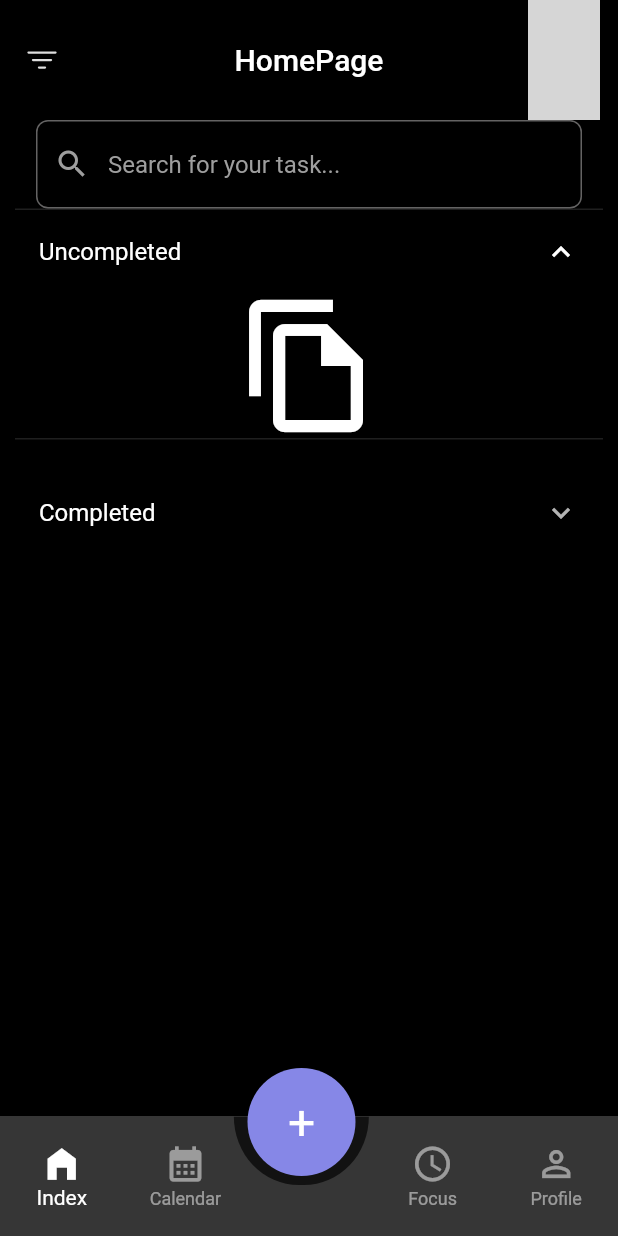
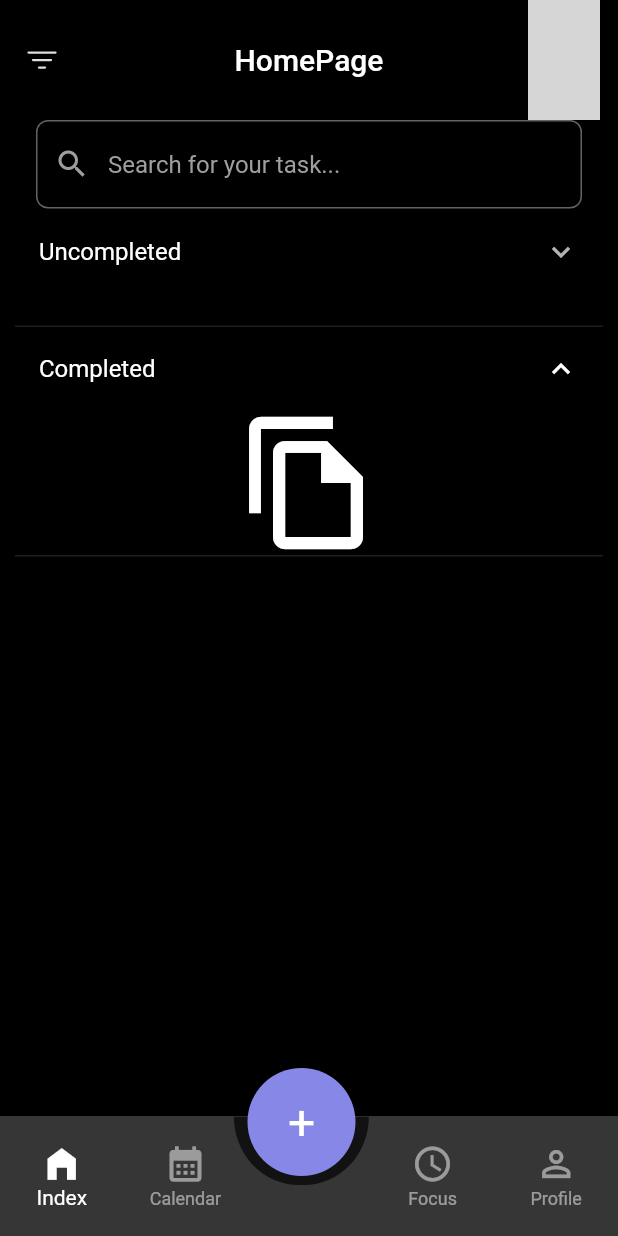
Before and after one commit to Abdumutalibovo/todo_app, a Flutter app: the screen it shows after launch, after a tap on "Uncompleted", on a phone screen of 412 x 824 dp. Run offline on Flutter 3.47's test engine with Material 2 defaults, Android fonts, the phone set to English and light mode, and no system bars; our stand-ins replace easy_localization, flutter_svg, shared_preferences, shimmer, sqflite; accounts and stored records are empty; network calls fail; grey boxes are pictures that could not be loaded.

Commit message:
add shimmer

```diff
--- a/lib/database/local_database.dart
+++ b/lib/database/local_database.dart
@@ -131,6 +131,7 @@ class LocalDatabase {
       );
 
       var list = listOfTodos.map((e) => TodoModel.fromJson(e)).toList();
+      await Future.delayed(Duration(seconds: 4));
       return list;
     }
   }
--- a/lib/screens/home_page.dart
+++ b/lib/screens/home_page.dart
@@ -6,6 +6,7 @@ import '../database/local_database.dart';
 import '../models/todo_model.dart';
 import '../theme_provider.dart';
 import '../widgets/task_item.dart';
+import '../widgets/task_item_shimmer.dart';
 import '../widgets/update_task_widget.dart';
 
 class HomePage extends StatefulWidget {
@@ -88,6 +89,7 @@ class _HomePageState extends State<HomePage> {
 
   Widget todayTodos(isLight) {
     return ExpansionTile(
+      initiallyExpanded: true,
       iconColor: isLight?Colors.black:Colors.white,
       title: Text(
         'Uncompleted'.tr(),
@@ -148,7 +150,7 @@ class _HomePageState extends State<HomePage> {
                   child: Text(snapshot.error.toString()),
                 );
               }
-              return const Center(child: CircularProgressIndicator());
+              return const Center(child: TaskItemShimmer());
             },
           ),
         ),
@@ -158,6 +160,7 @@ class _HomePageState extends State<HomePage> {
 
   Widget completedTodos(isLight) {
     return ExpansionTile(
+      initiallyExpanded: true,
       iconColor: isLight?Colors.black:Colors.white,
       title: Text(
         'Completed'.tr(),
@@ -216,7 +219,7 @@ class _HomePageState extends State<HomePage> {
                 child: Text(snapshot.error.toString()),
               );
             }
-            return const Center(child: CircularProgressIndicator());
+            return TaskItemShimmer();
           },
         ),
       ],
--- /dev/null
+++ b/lib/widgets/task_item_shimmer.dart
@@ -0,0 +1,114 @@
+import 'package:flutter/material.dart';
+import 'package:shimmer/shimmer.dart';
+import '../utils/colors.dart';
+
+
+class TaskItemShimmer extends StatelessWidget {
+  const TaskItemShimmer({Key? key}) : super(key: key);
+
+  @override
+  Widget build(BuildContext context) {
+    return Container(
+      padding: EdgeInsets.all(20),
+      margin: EdgeInsets.all(20),
+      decoration: BoxDecoration(
+          color: MyColors.C_363636, borderRadius: BorderRadius.circular(10)),
+      child: Column(
+        mainAxisAlignment: MainAxisAlignment.spaceBetween,
+        crossAxisAlignment: CrossAxisAlignment.start,
+        children: [
+          SizedBox(height: 12,),
+          Row(
+            children: [
+              Container(
+                height: 24,
+                width: 30,
+                child: Shimmer.fromColors(
+                    child: Container(
+                      decoration: BoxDecoration(
+                        color: Colors.grey,
+                        shape: BoxShape.circle,
+                      ),
+                    ),
+                    baseColor: Colors.grey[400]!,
+                    highlightColor: Colors.grey[100]!),
+              ),
+              SizedBox(
+                width: 10,
+              ),
+              Container(
+                width: 50,
+                height: 10,
+                child: Shimmer.fromColors(
+                    child: Container(
+                      color: Colors.grey,
+                    ),
+                    baseColor: Colors.grey[400]!,
+                    highlightColor: Colors.grey[100]!),
+              ),
+              SizedBox(width: 180,),
+              Container(
+                height: 20,
+                width: 20,
+                child: Shimmer.fromColors(
+                    child: Container(
+                      color: Colors.grey,
+                    ),
+                    baseColor: Colors.grey[400]!,
+                    highlightColor: Colors.grey[100]!),
+              ),
+            ],
+          ),
+          SizedBox(height: 24,),
+          Row(
+            mainAxisAlignment: MainAxisAlignment.spaceBetween,
+            children: [
+              Container(
+                height: 14,
+                width: 120,
+                padding: EdgeInsets.only(left: 8),
+                child: Shimmer.fromColors(
+                    child: Container(
+                      color: Colors.grey,
+                    ),
+                    baseColor: Colors.grey[400]!,
+                    highlightColor: Colors.grey[100]!),
+              ),
+              Row(
+                children: [
+                  Container(
+                    height: 30,
+                    width: 80,
+                    child: Shimmer.fromColors(
+                        child: Container(
+                          decoration: BoxDecoration(
+                            color: Colors.grey,
+                            borderRadius: BorderRadius.circular(4),
+                          ),
+                        ),
+                        baseColor: Colors.grey[400]!,
+                        highlightColor: Colors.grey[100]!),
+                  ),
+                  SizedBox(width: 12,),
+                  Container(
+                    width: 42,
+                    height: 30,
+                    child: Shimmer.fromColors(
+                        child: Container(
+                          decoration: BoxDecoration(
+                            borderRadius: BorderRadius.circular(6),
+                            color: Colors.grey
+                          ),
+                        ),
+                        baseColor: Colors.grey[400]!,
+                        highlightColor: Colors.grey[100]!),
+                  ),
+                ],
+              ),
+            ],
+          ),
+        ],
+      ),
+    );
+  }
+}
--- a/pubspec.yaml
+++ b/pubspec.yaml
@@ -42,6 +42,7 @@ dependencies:
   intl: ^0.17.0
   easy_localization: ^3.0.1
   provider: ^6.0.4
+  shimmer: ^2.0.0
 
 dev_dependencies:
   flutter_test:
```
Also changed, not shown: pubspec.lock.
